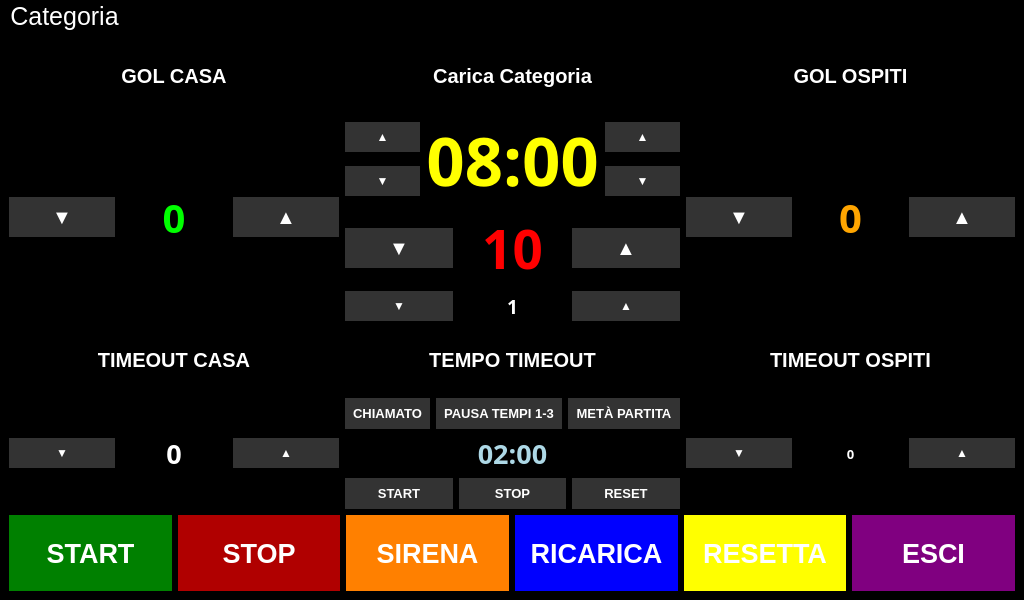
Above: rasp5/gui/tabellone.ui from pythonpenguin/segnapunti_pallanuoto before the change. Below: the same form after it.
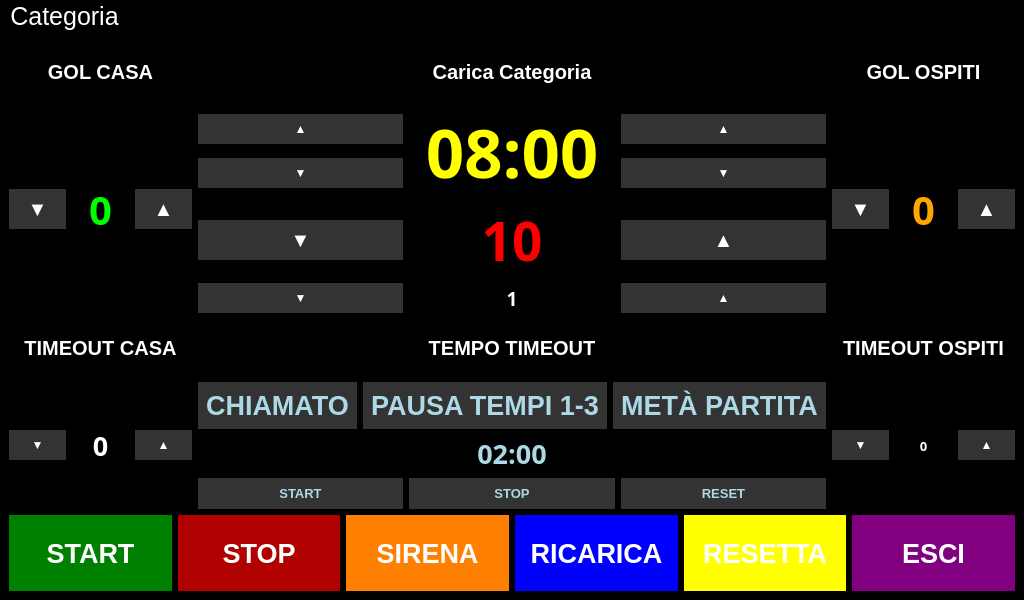
That is the form after the change.

```diff
--- a/rasp5/gui/tabellone.ui
+++ b/rasp5/gui/tabellone.ui
@@ -464,10 +464,13 @@
                                     <widget class="QPushButton" name="buttonTimeoutCalled">
                                         <property name="font">
                                             <font>
-                                                <pointsize>10</pointsize>
+                                                <pointsize>20</pointsize>
                                                 <bold>true</bold>
                                             </font>
                                         </property>
+                                        <property name="styleSheet">
+                                            <string notr="true">color:lightblue;</string>
+                                        </property>
                                         <property name="text">
                                             <string>CHIAMATO</string>
                                         </property>
@@ -475,9 +478,12 @@
                                 </item>
                                 <item>
                                     <widget class="QPushButton" name="buttonTimeout13">
+                                        <property name="styleSheet">
+                                            <string notr="true">color:lightblue;</string>
+                                        </property>
                                         <property name="font">
                                             <font>
-                                                <pointsize>10</pointsize>
+                                                <pointsize>20</pointsize>
                                                 <bold>true</bold>
                                             </font>
                                         </property>
@@ -488,9 +494,12 @@
                                 </item>
                                 <item>
                                     <widget class="QPushButton" name="buttonTimeoutHalf">
+                                        <property name="styleSheet">
+                                            <string notr="true">color:lightblue;</string>
+                                        </property>
                                         <property name="font">
                                             <font>
-                                                <pointsize>10</pointsize>
+                                                <pointsize>20</pointsize>
                                                 <bold>true</bold>
                                             </font>
                                         </property>
@@ -525,6 +534,9 @@
                             <layout class="QHBoxLayout" name="layoutTimeoutButtons">
                                 <item>
                                     <widget class="QPushButton" name="buttonTimeoutStart">
+                                        <property name="styleSheet">
+                                            <string notr="true">color:lightblue;</string>
+                                        </property>
                                         <property name="font">
                                             <font>
                                                 <pointsize>10</pointsize>
@@ -538,6 +550,9 @@
                                 </item>
                                 <item>
                                     <widget class="QPushButton" name="buttonTimeoutStop">
+                                        <property name="styleSheet">
+                                            <string notr="true">color:lightblue;</string>
+                                        </property>
                                         <property name="font">
                                             <font>
                                                 <pointsize>10</pointsize>
@@ -551,6 +566,9 @@
                                 </item>
                                 <item>
                                     <widget class="QPushButton" name="buttonTimeoutReset">
+                                        <property name="styleSheet">
+                                            <string notr="true">color:lightblue;</string>
+                                        </property>
                                         <property name="font">
                                             <font>
                                                 <pointsize>10</pointsize>
```
